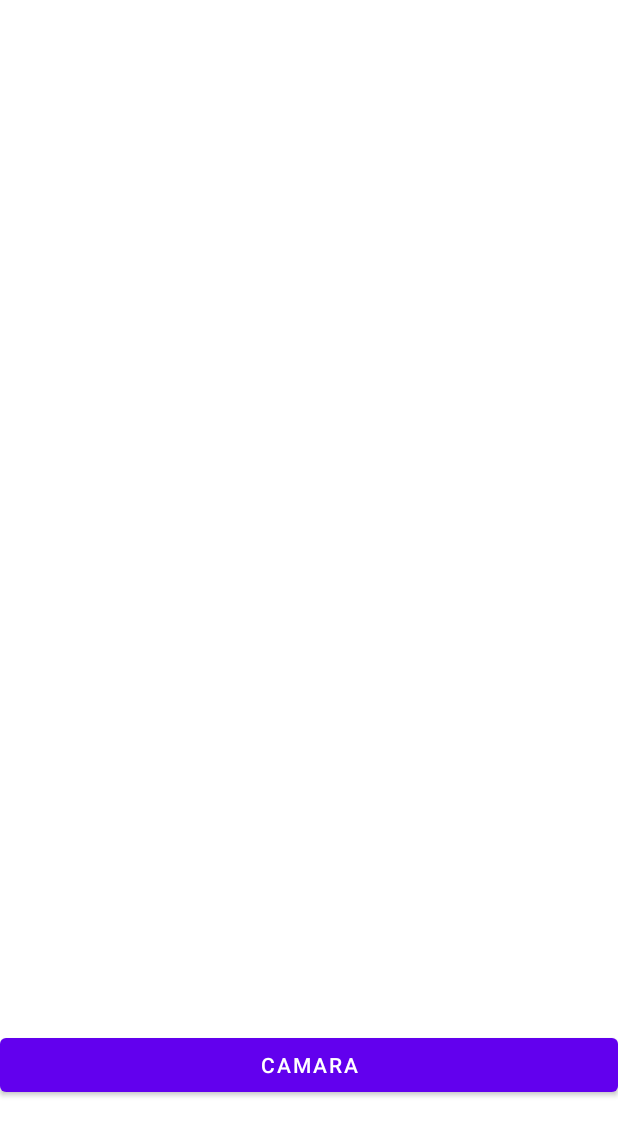
After one commit to ftoledoroa/ProyectoTituloFuentesToledo, an Android app: the layout activity_camara.xml on its own in the app's theme, with its tools: preview values and no code run, on a phone screen of 412 x 824 dp. The commit adds this screen. Shown: the top 1136 px of the screen. Run offline under Robolectric (Android 15) with nearby library versions, the phone set to English and light mode, and no system bars.

Commit message:
Agrega boton camara

```diff
--- /dev/null
+++ b/app/src/main/res/layout/activity_camara.xml
@@ -0,0 +1,23 @@
+<?xml version="1.0" encoding="utf-8"?>
+<LinearLayout xmlns:android="http://schemas.android.com/apk/res/android"
+    xmlns:app="http://schemas.android.com/apk/res-auto"
+    xmlns:tools="http://schemas.android.com/tools"
+    android:layout_width="match_parent"
+    android:layout_height="match_parent"
+    android:orientation="vertical"
+    tools:context=".Camara">
+
+    <ImageView
+        android:id="@+id/iv_visor"
+        android:layout_width="match_parent"
+        android:layout_height="686dp"
+        android:contentDescription="@string/app_name"
+         />
+
+    <Button
+        android:id="@+id/btnCamara"
+        android:layout_width="match_parent"
+        android:layout_height="wrap_content"
+        android:text="@string/btn_camara" />
+
+</LinearLayout>
--- a/app/src/main/res/layout/app_bar_bienvenida_pantalla.xml
+++ b/app/src/main/res/layout/app_bar_bienvenida_pantalla.xml
@@ -65,7 +65,7 @@
         android:layout_width="287dp"
         android:layout_height="wrap_content"
         android:layout_marginLeft="70dp"
-        android:layout_marginTop="495dp"
+        android:layout_marginTop="530dp"
         android:text="Reservar estacionamiento"
         android:textSize="24sp" />
 
--- a/app/src/main/res/values/strings.xml
+++ b/app/src/main/res/values/strings.xml
@@ -1,5 +1,8 @@
 <resources>
     <string name="app_name">ProyectoTituloFuentesToledo</string>
+    <string name="btn_camara">camara</string>
+    <string name="iv_visor">visor</string>
+
     <string name="title_activity_bienvenida_pantalla">BienvenidaPantalla</string>
     <string name="navigation_drawer_open">Open navigation drawer</string>
     <string name="navigation_drawer_close">Close navigation drawer</string>
```
Also changed, not shown: app/src/main/AndroidManifest.xml (+16 -6 lines), app/src/main/java/com/example/proyectotitulofuentestoledo/BienvenidaPantalla.java (+8 -2 lines), app/src/main/java/com/example/proyectotitulofuentestoledo/Camara.java (added, +51 -0 lines), app/src/main/java/com/example/proyectotitulofuentestoledo/modelo/usuario.java (+7 -4 lines).
